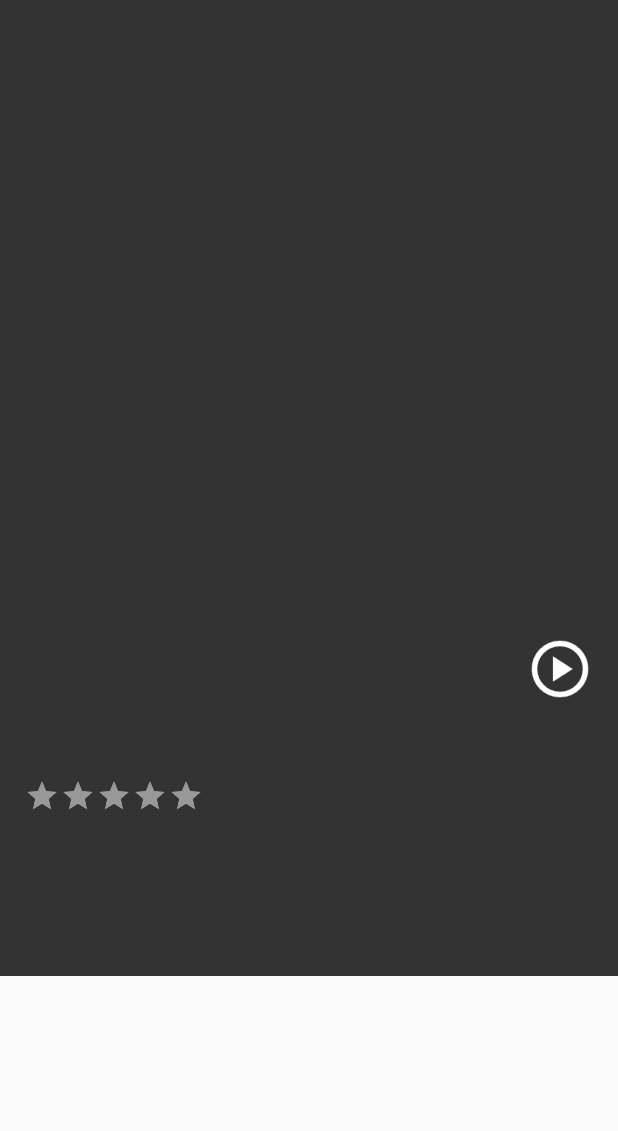
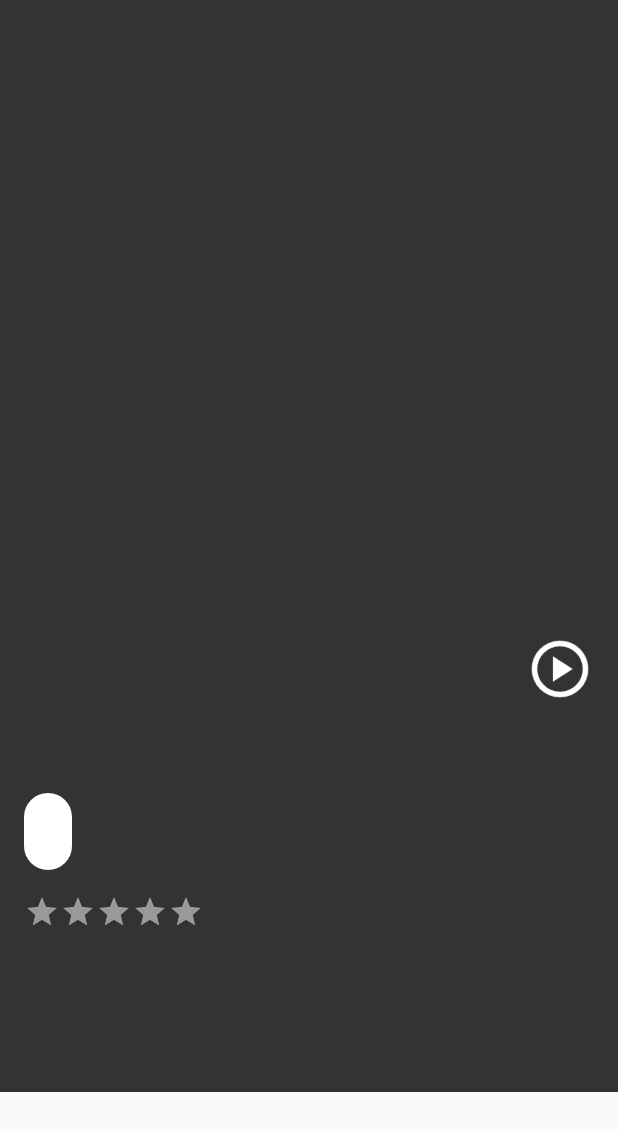
Before and after one commit to Ethan-Way/Vinyl-Insight, an Android app built with Jetpack Compose: the layout dialog_layout.xml on its own in the app's theme, with its tools: preview values and no code run, on a phone screen of 412 x 824 dp. Shown: the top 1131 px of the screen. Run offline under Robolectric (Android 15) with nearby library versions, the phone set to English and light mode, and no system bars.

Commit message:
ui changes

```diff
--- a/app/src/main/java/com/example/myapplication/ui/SavedScreen.kt
+++ b/app/src/main/java/com/example/myapplication/ui/SavedScreen.kt
@@ -324,9 +324,7 @@ fun RecordDetailDialog(record: Record, onDismiss: () -> Unit, onDelete: () -> Un
     val message = buildString {
         append("Released ${record.year} - ${record.country}<br><br>")
         append("${record.format}<br><br>")
-        append("Label: ${record.label}<br><br>")
-        append("Genre: ${record.genre}<br>")
-        append("Style: ${record.style}<br>")
+        append("Label: ${record.label}")
     }
 
     val alertDialog = createRecordDetailDialog(
--- a/app/src/main/java/com/example/myapplication/utils/BarCodeAnalyzer.kt
+++ b/app/src/main/java/com/example/myapplication/utils/BarCodeAnalyzer.kt
@@ -83,9 +83,7 @@ class BarCodeAnalyzer(private val context: Context, private val onLoading: (Bool
                                 val message = buildString {
                                     append("Released $year - $country<br><br>")
                                     append("$format<br><br>")
-                                    append("Label: $label<br><br>")
-                                    append("Genre: $genre<br>")
-                                    append("Style: $style<br>")
+                                    append("Label: $label")
                                 }
 
                                 val newRecord = Record(
--- /dev/null
+++ b/app/src/main/res/drawable/rounded_style.xml
@@ -0,0 +1,4 @@
+<shape xmlns:android="http://schemas.android.com/apk/res/android">
+    <solid android:color="#FFFFFF" />
+    <corners android:radius="50dp" />
+</shape>
--- a/app/src/main/res/layout/dialog_layout.xml
+++ b/app/src/main/res/layout/dialog_layout.xml
@@ -4,7 +4,7 @@
     android:layout_width="match_parent"
     android:layout_height="wrap_content"
     android:orientation="vertical"
-    android:background="@drawable/rounded_dialog">
+    android:background="#333333">
 
     <androidx.constraintlayout.widget.ConstraintLayout
         xmlns:app="http://schemas.android.com/apk/res-auto"
@@ -22,6 +22,19 @@
             app:layout_constraintStart_toStartOf="parent"
             app:layout_constraintEnd_toEndOf="parent" />
 
+        <TextView
+            android:id="@+id/dialog_title"
+            android:layout_width="wrap_content"
+            android:layout_height="wrap_content"
+            android:textColor="#FFFFFF"
+            android:textSize="20sp"
+            android:textStyle="bold"
+            app:layout_constraintStart_toStartOf="@id/dialog_image"
+            app:layout_constraintBottom_toBottomOf="@id/dialog_image"
+            android:layout_marginStart="8dp"
+            android:layout_marginBottom="8dp"
+            android:background="@android:color/transparent" />
+
     </androidx.constraintlayout.widget.ConstraintLayout>
 
     <androidx.constraintlayout.widget.ConstraintLayout
@@ -38,7 +51,6 @@
             android:scaleType="centerCrop"
             android:clickable="true"
             android:focusable="true"
-            app:layout_constraintEnd_toStartOf="@+id/dialog_title"
             app:layout_constraintStart_toStartOf="parent"
             app:layout_constraintTop_toTopOf="parent"
             android:layout_marginEnd="16dp"
@@ -46,18 +58,19 @@
             android:layout_marginBottom="10dp" />
 
         <TextView
-            android:id="@+id/dialog_title"
+            android:id="@+id/artist"
             android:layout_width="0dp"
             android:layout_height="wrap_content"
-            android:textColor="@android:color/white"
+            android:textColor="#FFFFFF"
             android:textSize="20sp"
             android:textStyle="bold"
-            app:layout_constraintStart_toEndOf="@+id/artist_image"
-            app:layout_constraintEnd_toStartOf="@+id/button_play"
-            app:layout_constraintBaseline_toBaselineOf="@+id/artist_image"
-            app:layout_constraintHorizontal_weight="1"
-            app:layout_constraintHorizontal_chainStyle="packed"
-            android:layout_marginTop="10dp"/>
+            app:layout_constraintStart_toEndOf="@id/artist_image"
+            app:layout_constraintTop_toTopOf="@id/artist_image"
+            app:layout_constraintBottom_toBottomOf="@id/artist_image"
+            app:layout_constraintEnd_toStartOf="@id/button_play"
+            android:layout_marginEnd="16dp"
+            android:layout_marginStart="16dp"
+            android:layout_marginBottom="10dp" />
 
         <Button
             android:id="@+id/button_play"
@@ -70,29 +83,41 @@
             app:layout_constraintBottom_toBottomOf="@+id/artist_image"
             android:layout_marginEnd="16dp"/>
 
-        <TextView
-            android:id="@+id/artist"
-            android:layout_width="0dp"
-            android:layout_height="wrap_content"
-            android:textColor="#FFFFFF"
-            android:textSize="17sp"
-            app:layout_constraintStart_toStartOf="@+id/dialog_title"
-            app:layout_constraintEnd_toEndOf="parent"
-            app:layout_constraintTop_toBottomOf="@+id/dialog_title"
-            app:layout_constraintBottom_toBottomOf="parent"
-            android:layout_marginBottom="10dp"/>
-
     </androidx.constraintlayout.widget.ConstraintLayout>
 
     <TextView
         android:id="@+id/dialog_message"
         android:layout_width="wrap_content"
         android:layout_height="0dp"
-        android:textColor="#FFFFFF"
+        android:textColor="#DDDDDD"
         android:textSize="17sp"
         android:layout_weight="1"
         android:layout_marginTop="15dp"
         android:layout_marginStart="16dp" />
+
+    <LinearLayout
+        android:id="@+id/genre_style_container"
+        android:layout_width="wrap_content"
+        android:layout_height="wrap_content"
+        android:orientation="horizontal"
+        android:padding="16dp">
+
+        <TextView
+            android:id="@+id/genre_text"
+            android:layout_width="wrap_content"
+            android:layout_height="wrap_content"
+            android:padding="16dp"
+            android:textColor="#FFFFFF"
+            android:background="@drawable/rounded_style"
+            android:layout_marginEnd="8dp"/>
+
+        <LinearLayout
+            android:id="@+id/style_container"
+            android:layout_width="wrap_content"
+            android:layout_height="wrap_content"
+            android:orientation="horizontal"/>
+    </LinearLayout>
+
 
     <LinearLayout
         android:id="@+id/rating_container"
@@ -137,7 +162,7 @@
         android:id="@+id/rating_text"
         android:layout_width="match_parent"
         android:layout_height="wrap_content"
-        android:textColor="#FFFFFF"
+        android:textColor="#DDDDDD"
         android:textSize="17sp"
         android:layout_marginTop="4dp"
         android:layout_marginStart="16dp" />
@@ -146,7 +171,7 @@
         android:id="@+id/price_text"
         android:layout_width="match_parent"
         android:layout_height="wrap_content"
-        android:textColor="#FFFFFF"
+        android:textColor="#DDDDDD"
         android:textSize="17sp"
         android:layout_marginTop="16dp"
         android:layout_marginStart="16dp"
```
Also changed, not shown: app/src/main/java/com/example/myapplication/ui/RecordDialog.kt (+36 -1 lines).
